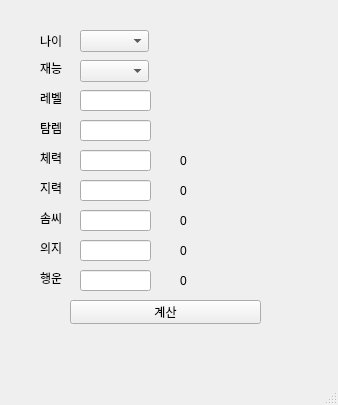
This is mainwindow.ui in PARK-ByeongHak/MabinogiStatusSimulator as Qt 5 draws it before an edit. The edited form follows.
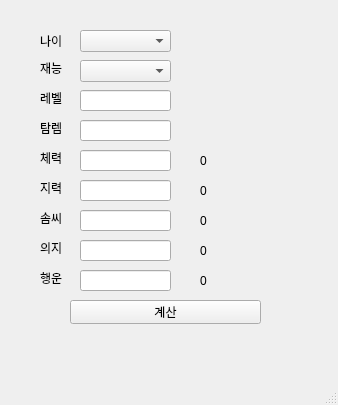
This is the edited form.

Commit message: 인간 캐릭터 기본 스테이터스에 나이, 재능, 재능보너스 계산

Patch:
```diff
--- a/mainwindow.ui
+++ b/mainwindow.ui
@@ -19,7 +19,7 @@
      <rect>
       <x>80</x>
       <y>30</y>
-      <width>69</width>
+      <width>91</width>
       <height>22</height>
      </rect>
     </property>
@@ -55,7 +55,7 @@
      <rect>
       <x>80</x>
       <y>60</y>
-      <width>69</width>
+      <width>91</width>
       <height>22</height>
      </rect>
     </property>
@@ -78,7 +78,7 @@
      <rect>
       <x>80</x>
       <y>90</y>
-      <width>71</width>
+      <width>91</width>
       <height>21</height>
      </rect>
     </property>
@@ -153,7 +153,7 @@
      <rect>
       <x>80</x>
       <y>150</y>
-      <width>71</width>
+      <width>91</width>
       <height>21</height>
      </rect>
     </property>
@@ -163,7 +163,7 @@
      <rect>
       <x>80</x>
       <y>180</y>
-      <width>71</width>
+      <width>91</width>
       <height>21</height>
      </rect>
     </property>
@@ -173,7 +173,7 @@
      <rect>
       <x>80</x>
       <y>210</y>
-      <width>71</width>
+      <width>91</width>
       <height>21</height>
      </rect>
     </property>
@@ -183,7 +183,7 @@
      <rect>
       <x>80</x>
       <y>240</y>
-      <width>71</width>
+      <width>91</width>
       <height>21</height>
      </rect>
     </property>
@@ -193,7 +193,7 @@
      <rect>
       <x>80</x>
       <y>270</y>
-      <width>71</width>
+      <width>91</width>
       <height>21</height>
      </rect>
     </property>
@@ -216,7 +216,7 @@
      <rect>
       <x>80</x>
       <y>120</y>
-      <width>71</width>
+      <width>91</width>
       <height>21</height>
      </rect>
     </property>
@@ -237,9 +237,9 @@
    <widget class="QLabel" name="lblStr">
     <property name="geometry">
      <rect>
-      <x>180</x>
+      <x>200</x>
       <y>150</y>
-      <width>41</width>
+      <width>61</width>
       <height>21</height>
      </rect>
     </property>
@@ -250,9 +250,9 @@
    <widget class="QLabel" name="lblInt">
     <property name="geometry">
      <rect>
-      <x>180</x>
+      <x>200</x>
       <y>180</y>
-      <width>41</width>
+      <width>61</width>
       <height>21</height>
      </rect>
     </property>
@@ -263,9 +263,9 @@
    <widget class="QLabel" name="lblDex">
     <property name="geometry">
      <rect>
-      <x>180</x>
+      <x>200</x>
       <y>210</y>
-      <width>41</width>
+      <width>61</width>
       <height>21</height>
      </rect>
     </property>
@@ -276,9 +276,9 @@
    <widget class="QLabel" name="lblWill">
     <property name="geometry">
      <rect>
-      <x>180</x>
+      <x>200</x>
       <y>240</y>
-      <width>41</width>
+      <width>61</width>
       <height>21</height>
      </rect>
     </property>
@@ -289,9 +289,9 @@
    <widget class="QLabel" name="lblLuck">
     <property name="geometry">
      <rect>
-      <x>180</x>
+      <x>200</x>
       <y>270</y>
-      <width>41</width>
+      <width>61</width>
       <height>21</height>
      </rect>
     </property>
```
The commit also changes 2 other files.
